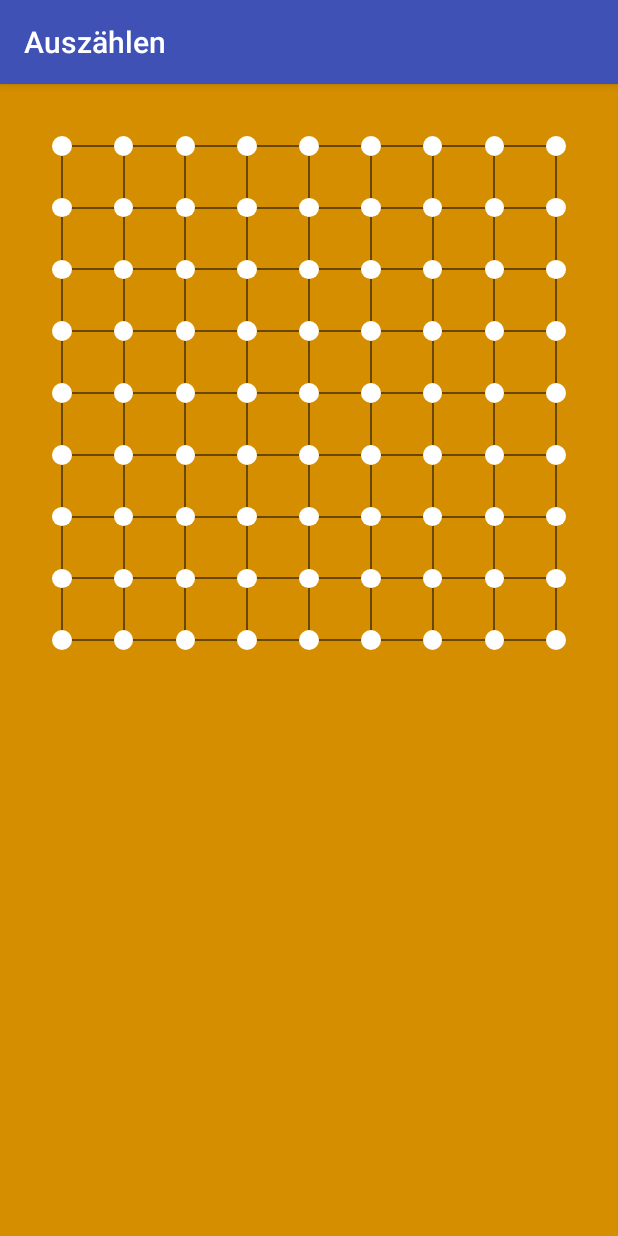
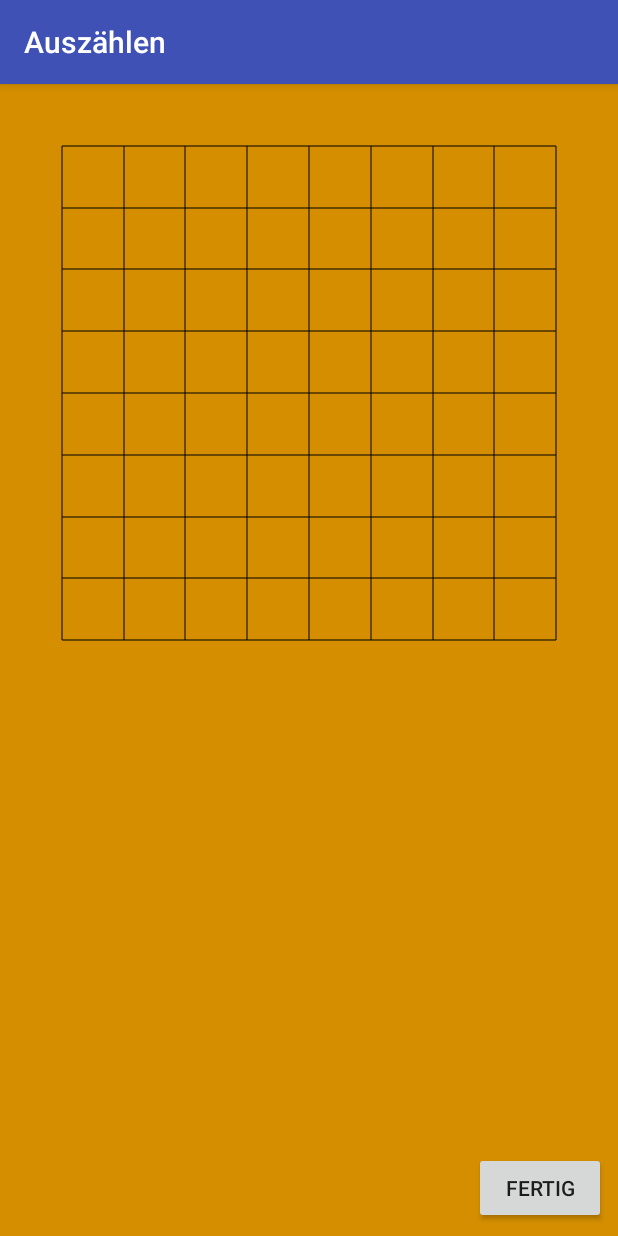
Before and after one commit to rillig/Phantom-Go-Android, an Android app: the CountingActivity screen opened directly, with no data from a screen before it, on a phone screen of 412 x 824 dp. Run offline under Robolectric (Android 15) with nearby library versions, the phone set to English and light mode, and no system bars.

Commit message:
Implement the counting phase

```diff
--- a/app/src/main/java/de/roland_illig/android/phantomgo/CentralActivity.kt
+++ b/app/src/main/java/de/roland_illig/android/phantomgo/CentralActivity.kt
@@ -13,7 +13,11 @@ class CentralActivity : AppCompatActivity() {
     }
 
     fun onPlayClick(view: View) {
-        PlayerActivity.start(this, GameState.GLOBAL.refereeBoard.turn)
+        if (GameState.GLOBAL.refereeBoard.isGameOver) {
+            CountingActivity.start(this)
+        } else {
+            PlayerActivity.start(this, GameState.GLOBAL.refereeBoard.turn)
+        }
     }
 
     fun onSettingsClick(view: View) {
--- a/app/src/main/java/de/roland_illig/android/phantomgo/CountingActivity.kt
+++ b/app/src/main/java/de/roland_illig/android/phantomgo/CountingActivity.kt
@@ -4,6 +4,8 @@ import android.content.Context
 import android.content.Intent
 import android.os.Bundle
 import android.support.v7.app.AppCompatActivity
+import android.view.View
+import de.roland_illig.phantomgo.CountingBoard
 import de.roland_illig.phantomgo.CountingBoardView
 
 class CountingActivity : AppCompatActivity() {
@@ -15,7 +17,18 @@ class CountingActivity : AppCompatActivity() {
 
     override fun onResume() {
         super.onResume()
-        findViewById<CountingBoardView>(R.id.countingBoard).configure(GameState.GLOBAL.refereeBoard)
+        if (GameState.GLOBAL.countingBoard == null) {
+            GameState.GLOBAL.countingBoard = CountingBoard(GameState.GLOBAL.refereeBoard)
+        }
+        findViewById<CountingBoardView>(R.id.countingBoard).configure(
+                GameState.GLOBAL.refereeBoard,
+                GameState.GLOBAL.countingBoard)
+    }
+
+    fun onFinishClick(view: View) {
+        GameState.GLOBAL.reset()
+        startActivity(Intent(this, CentralActivity::class.java))
+        finish()
     }
 
     companion object {
--- a/app/src/main/java/de/roland_illig/phantomgo/AbstractBoardView.java
+++ b/app/src/main/java/de/roland_illig/phantomgo/AbstractBoardView.java
@@ -111,8 +111,13 @@ public abstract class AbstractBoardView extends View {
                 Cell cell = getBoard(x, y);
                 if (cell.hovering) {
                     fillCircle(g, x, y, 0.48, cell.color == Player.BLACK ? blackHoverPaint : whiteHoverPaint);
-                } else if (cell.territory) {
-                    fillCircle(g, x, y, 0.16, cell.color == Player.BLACK ? blackPaint : whitePaint);
+                } else if (cell.dead || cell.territory != null) {
+                    if (cell.dead) {
+                        fillCircle(g, x, y, 0.48, cell.color == Player.BLACK ? blackHoverPaint : whiteHoverPaint);
+                    }
+                    if (cell.territory != null) {
+                        fillCircle(g, x, y, 0.16, cell.territory == Player.BLACK ? blackPaint : whitePaint);
+                    }
                 } else if (cell.color != null) {
                     fillCircle(g, x, y, 0.48, cell.color == Player.BLACK ? blackPaint : whitePaint);
                 }
@@ -148,14 +153,16 @@ public abstract class AbstractBoardView extends View {
     protected static class Cell {
         protected final Player color;
         protected final boolean lastMove;
-        protected final boolean territory;
+        protected final Player territory;
         protected final boolean hovering;
+        protected final boolean dead;
 
-        public Cell(Player color, boolean lastMove, boolean territory, boolean hovering) {
+        protected Cell(Player color, boolean lastMove, Player territory, boolean hovering, boolean dead) {
             this.color = color;
             this.lastMove = lastMove;
             this.territory = territory;
             this.hovering = hovering;
+            this.dead = dead;
         }
     }
 }
--- a/app/src/main/java/de/roland_illig/phantomgo/Board.java
+++ b/app/src/main/java/de/roland_illig/phantomgo/Board.java
@@ -1,6 +1,6 @@
 package de.roland_illig.phantomgo;
 
-import de.roland_illig.phantomgo.util.VisibleForTesting;
+import android.support.annotation.VisibleForTesting;
 import java.util.Arrays;
 import java.util.HashSet;
 import java.util.Iterator;
@@ -275,6 +275,7 @@ public class Board {
         return turn;
     }
 
+    @VisibleForTesting
     public void setup(String... rows) {
         for (int y = 0; y < size; y++) {
             for (int x = 0; x < size; x++) {
--- a/app/src/main/java/de/roland_illig/phantomgo/CountingBoard.java
+++ b/app/src/main/java/de/roland_illig/phantomgo/CountingBoard.java
@@ -1,23 +1,29 @@
 package de.roland_illig.phantomgo;
 
-import de.roland_illig.phantomgo.util.VisibleForTesting;
-import java.util.Objects;
+import android.support.annotation.VisibleForTesting;
 
 public class CountingBoard {
     private final int size;
     private final Player[][] color;
     private final int[][] region;
     private final boolean[][] dead;
+    private final Player[][] territory;
 
     public CountingBoard(Board board) {
         this.size = board.getSize();
         this.color = initPieces(board);
         this.region = initRegion(color);
         this.dead = new boolean[size][size];
+        this.territory = new Player[size][size];
+
+        count();
     }
 
     public void toggleDead(int x, int y) {
-        Objects.requireNonNull(color[x][y]);
+        if (color[x][y] == null) {
+            throw new IllegalStateException(x + "," + y);
+        }
+
         int regionId = region[x][y];
         for (int j = 0; j < size; j++) {
             for (int i = 0; i < size; i++) {
@@ -26,6 +32,8 @@ public class CountingBoard {
                 }
             }
         }
+
+        count();
     }
 
     private static Player[][] initPieces(Board board) {
@@ -132,11 +140,14 @@ public class CountingBoard {
                 int whiteTerritory = 0;
                 for (int y = 0; y < size; y++) {
                     for (int x = 0; x < size; x++) {
+                        territory[x][y] = null;
                         if (color[x][y] == null || dead[x][y]) {
                             if (black[x][y] && !white[x][y]) {
+                                territory[x][y] = Player.BLACK;
                                 blackTerritory++;
                             }
                             if (white[x][y] && !black[x][y]) {
+                                territory[x][y] = Player.WHITE;
                                 whiteTerritory++;
                             }
                         }
@@ -157,4 +168,26 @@ public class CountingBoard {
     public boolean isDead(int x, int y) {
         return dead[x][y];
     }
+
+    public Player getTerritory(int x, int y) {
+        return territory[x][y];
+    }
+
+    @Override
+    public String toString() {
+        StringBuilder sb = new StringBuilder();
+        for (int y = 0; y < size; y++) {
+            for (int x = 0; x < size; x++) {
+                if (territory[x][y] == Player.WHITE) {
+                    sb.append(dead[x][y] ? '#' : 'w');
+                } else if (territory[x][y] == Player.BLACK) {
+                    sb.append(dead[x][y] ? '#' : 'b');
+                } else {
+                    sb.append(color[x][y] == Player.BLACK ? 'B' : color[x][y] == Player.WHITE ? 'W' : '.');
+                }
+                sb.append(x == size - 1 ? "\n" : " ");
+            }
+        }
+        return sb.toString();
+    }
 }
--- a/app/src/main/java/de/roland_illig/phantomgo/CountingBoardView.java
+++ b/app/src/main/java/de/roland_illig/phantomgo/CountingBoardView.java
@@ -21,17 +21,17 @@ public class CountingBoardView extends AbstractBoardView {
         super(context, attrs, defStyleAttr);
     }
 
-    public void configure(Board board) {
+    public void configure(Board board, CountingBoard countingBoard) {
         this.board = board;
-        this.countingBoard = new CountingBoard(board);
+        this.countingBoard = countingBoard;
     }
 
     @Override
     protected Cell getBoard(int x, int y) {
-        Player color = board.get(x, y);
-        boolean territory = color == null || countingBoard.isDead(x, y);
-        boolean hovering = false;
-        return new Cell(color, false, territory, hovering);
+        Player stone = board.get(x, y);
+        Player territory = countingBoard.getTerritory(x, y);
+        boolean dead = countingBoard.isDead(x, y);
+        return new Cell(stone, false, territory, false, dead);
     }
 
     @Override
@@ -41,7 +41,9 @@ public class CountingBoardView extends AbstractBoardView {
 
     @Override
     protected void boardMouseClicked(int x, int y) {
-        countingBoard.toggleDead(x, y);
-        invalidate();
+        if (board.get(x, y) != null) {
+            countingBoard.toggleDead(x, y);
+            invalidate();
+        }
     }
 }
--- a/app/src/main/java/de/roland_illig/phantomgo/PlayerBoardView.java
+++ b/app/src/main/java/de/roland_illig/phantomgo/PlayerBoardView.java
@@ -47,11 +47,11 @@ public class PlayerBoardView extends AbstractBoardView {
         if (player == refereeBoard.getTurn()) {
             if (x == hoverX && y == hoverY) {
                 if (board.get(hoverX, hoverY) == null) {
-                    return new Cell(refereeBoard.getTurn(), false, false, true);
+                    return new Cell(refereeBoard.getTurn(), false, null, true, false);
                 }
             }
         }
-        return new Cell(board.get(x, y), false, false, false);
+        return new Cell(board.get(x, y), false, null, false, false);
     }
 
     @Override
--- a/app/src/main/java/de/roland_illig/phantomgo/RefereeBoardView.java
+++ b/app/src/main/java/de/roland_illig/phantomgo/RefereeBoardView.java
@@ -31,6 +31,6 @@ public class RefereeBoardView extends AbstractBoardView {
 
     @Override
     protected Cell getBoard(int x, int y) {
-        return new Cell(board.get(x, y), false, false, false);
+        return new Cell(board.get(x, y), false, null, false, false);
     }
 }
--- a/app/src/main/java/de/roland_illig/phantomgo/util/VisibleForTesting.java
+++ /dev/null
@@ -1,4 +0,0 @@
-package de.roland_illig.phantomgo.util;
-
-public @interface VisibleForTesting {
-}
--- a/app/src/main/res/layout/activity_counting.xml
+++ b/app/src/main/res/layout/activity_counting.xml
@@ -1,5 +1,6 @@
 <android.support.constraint.ConstraintLayout
     xmlns:android="http://schemas.android.com/apk/res/android"
+    xmlns:app="http://schemas.android.com/apk/res-auto"
     xmlns:tools="http://schemas.android.com/tools"
     android:layout_width="match_parent"
     android:layout_height="match_parent"
@@ -10,4 +11,16 @@
         android:layout_width="match_parent"
         android:layout_height="match_parent"/>
 
+    <Button
+        android:id="@+id/finishButton"
+        android:layout_width="wrap_content"
+        android:layout_height="wrap_content"
+        android:layout_marginBottom="8dp"
+        android:layout_marginEnd="8dp"
+        android:layout_marginRight="8dp"
+        android:onClick="onFinishClick"
+        android:text="@string/finish_button"
+        app:layout_constraintBottom_toBottomOf="parent"
+        app:layout_constraintEnd_toEndOf="parent"/>
+
 </android.support.constraint.ConstraintLayout>
--- a/app/src/main/res/values/strings.xml
+++ b/app/src/main/res/values/strings.xml
@@ -93,4 +93,5 @@
     <string name="under_construction">Diese App ist eine Baustelle.\nKinder haften für ihre Eltern.</string>
     <string name="hand_over_text">Handy, Handy, du musst wandern,\nvon der einen Hand zur andern.\nDas ist schön, das ist schön,\nlass das Brett nur niemand sehn.</string>
     <string name="pass_button">Passen</string>
+    <string name="finish_button">Fertig</string>
 </resources>
```
Also changed, not shown: app/src/main/java/de/roland_illig/android/phantomgo/GameState.java (+7 -2 lines), 1 other file.
